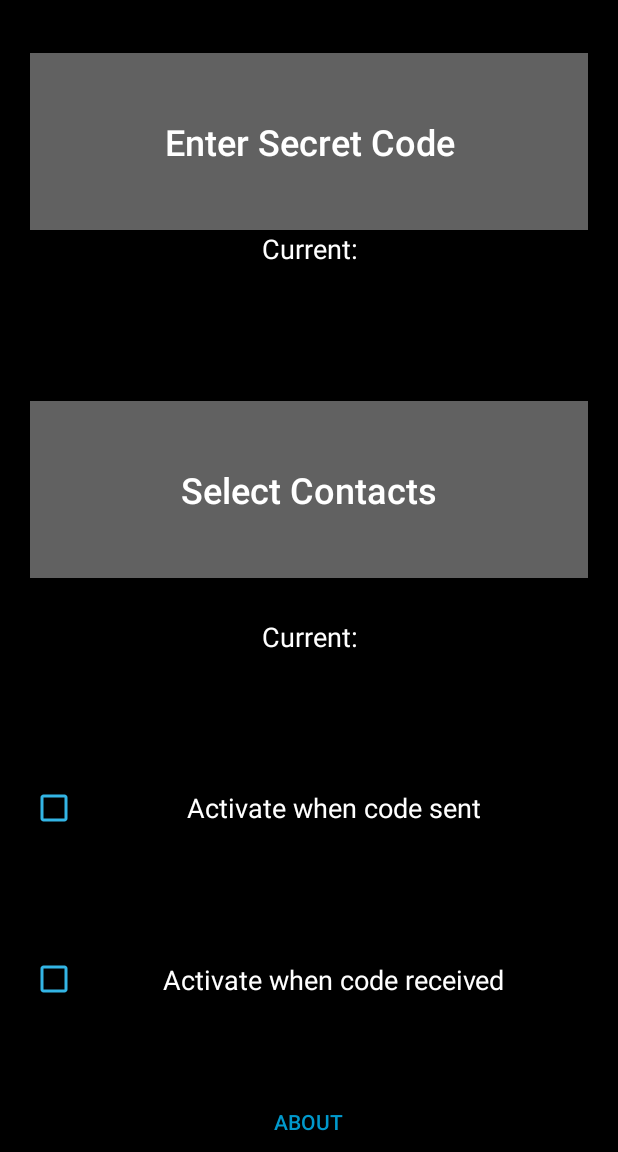
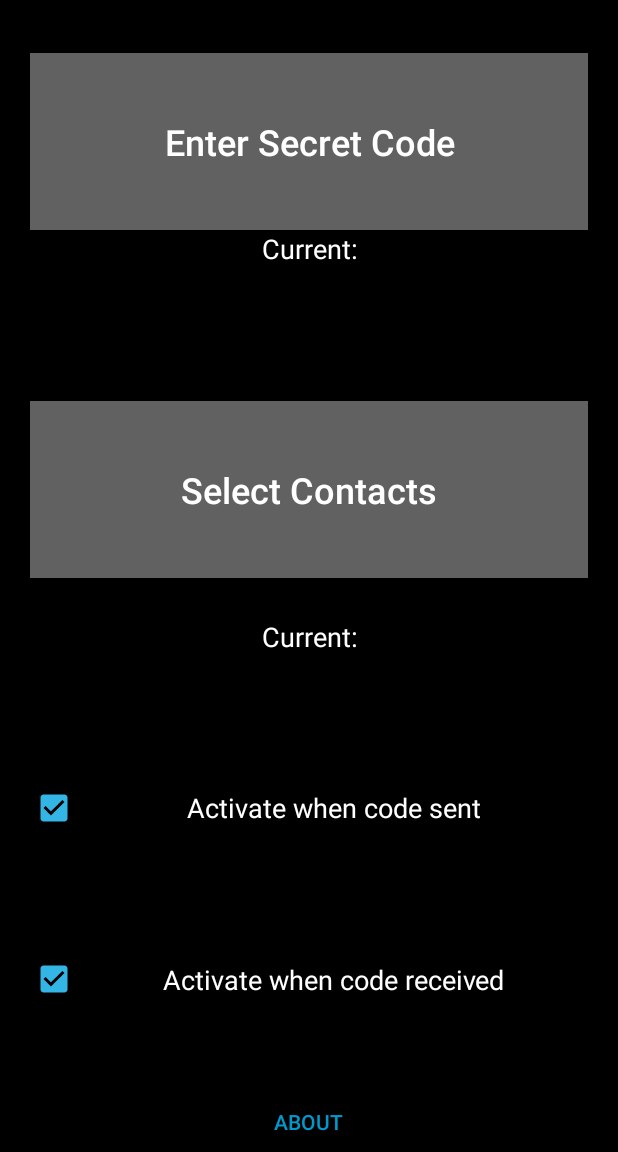
Before and after one commit to pc-chin-android/sos-coords, an Android app: the screen it shows after launch (MainActivity), on a phone screen of 412 x 824 dp, the part 84-1236 px from its top. Run offline under Robolectric (Android 15) with nearby library versions, the phone set to English and light mode, and no system bars.

```diff
--- a/app/src/main/java/com/pcchin/soscoords/Checkbox/CheckboxDao.java
+++ /dev/null
@@ -1,21 +0,0 @@
-package com.pcchin.soscoords.Checkbox;
-
-import android.arch.persistence.room.Dao;
-import android.arch.persistence.room.Insert;
-import android.arch.persistence.room.Query;
-
-// Read/update checkbox status in database (DAO)
-@Dao
-public interface CheckboxDao {
-    @Query("SELECT * FROM CheckboxStates WHERE CheckboxId = :CheckboxId")
-    boolean getCheckboxState(int CheckboxId);
-
-    @Query("UPDATE CheckboxStates SET Checked = :CheckboxChecked WHERE CheckboxId = :CheckboxId")
-    void updateCheckboxState(int CheckboxId, boolean CheckboxChecked);
-
-    @Insert
-    void addCheckboxState(boolean CheckboxChecked);
-
-    @Query("SELECT COUNT(*) FROM CheckboxStates")
-    int checkDatabaseLen();
-}
--- a/app/src/main/java/com/pcchin/soscoords/Checkbox/CheckboxDatabase.java
+++ /dev/null
@@ -1,9 +0,0 @@
-package com.pcchin.soscoords.Checkbox;
-
-import android.arch.persistence.room.Database;
-import android.arch.persistence.room.RoomDatabase;
-
-@Database(entities = {CheckboxStates.class}, version = 1, exportSchema = false)
-public abstract class CheckboxDatabase extends RoomDatabase {
-    public abstract CheckboxDao checkboxDao();
-}
--- a/app/src/main/java/com/pcchin/soscoords/MainActivity.java
+++ b/app/src/main/java/com/pcchin/soscoords/MainActivity.java
@@ -1,16 +1,13 @@
 package com.pcchin.soscoords;
 
-import android.arch.persistence.room.Room;
+import android.content.Context;
 import android.content.Intent;
+import android.content.SharedPreferences;
 import android.support.v7.app.AppCompatActivity;
 import android.os.Bundle;
 import android.view.View;
 import android.widget.Button;
 import android.widget.CheckBox;
-
-import com.pcchin.soscoords.Checkbox.CheckboxDatabase;
-
-import java.util.Objects;
 
 public class MainActivity extends AppCompatActivity {
 
@@ -18,6 +15,10 @@ public class MainActivity extends AppCompatActivity {
     protected void onCreate(Bundle savedInstanceState) {
         super.onCreate(savedInstanceState);
         setContentView(R.layout.activity_main);
+
+        // Import checkbox and code status
+        SharedPreferences appKeys = this.getPreferences(Context.MODE_PRIVATE);
+        SharedPreferences.Editor appKeysEditor = appKeys.edit();
 
 
         // ****** BUTTON BINDING ****** //
@@ -53,26 +54,59 @@ public class MainActivity extends AppCompatActivity {
         } );
 
 
-        // ****** UPDATE CHECKBOXES ****** //
+        // ****** BIND CHECKBOXES ****** //
 
-        // Import table from existing one
-        CheckboxDatabase chk = Room.databaseBuilder(getApplicationContext(), CheckboxDatabase.class, "checkbox-status").build();
-        // Default table if nonexistent
-        if(Objects.equals(chk.checkboxDao().checkDatabaseLen(), 0)) {
-            chk.checkboxDao().addCheckboxState(true);
-            chk.checkboxDao().addCheckboxState(true);
+        // Check if value for top checkbox exists
+        int sendCheckboxState = appKeys.getInt(getString(R.string.send_checkbox_checked), -1);
+        if (appKeys.contains(getString(R.string.send_checkbox_checked))) {
+            CheckBox check1 = findViewById(R.id.mainMenuTopCheck);
+            check1.setChecked(sendCheckboxState != 0); // Convert int to bool
+        } else {
+            // Set default value
+            appKeysEditor.putInt(getString(R.string.send_checkbox_checked), 1);
+            appKeysEditor.apply();
+            CheckBox check1 = findViewById(R.id.mainMenuTopCheck);
+            check1.setChecked(true); // Convert int to bool
         }
-        // Update checkbox states
-        CheckBox sendCheck = findViewById(R.id.mainMenuTopCheck);
-        sendCheck.setChecked(chk.checkboxDao().getCheckboxState(0));
-        CheckBox receiveCheck = findViewById(R.id.mainMenuBottomCheck);
-        receiveCheck.setChecked(chk.checkboxDao().getCheckboxState(1));
+        // Check if value for bottom checkbox exists
+        int receiveCheckboxState = appKeys.getInt(getString(R.string.receive_checkbox_checked), -1);
+        if (appKeys.contains(getString(R.string.receive_checkbox_checked))) {
+            CheckBox check2 = findViewById(R.id.mainMenuBottomCheck);
+            check2.setChecked(receiveCheckboxState != 0); // Convert int to bool
+        } else {
+            // Set default value
+            appKeysEditor.putInt(getString(R.string.receive_checkbox_checked), 1);
+            appKeysEditor.apply();
+            CheckBox check2 = findViewById(R.id.mainMenuBottomCheck);
+            check2.setChecked(true); // Convert int to bool
+        }
 
 
         // ****** UPDATE CODE ****** //
         // TODO: Update secret code
 
+
         // ****** UPDATE CONTACT LIST ****** //
         // TODO: Update contact list
     }
+
+    // Update the status of the checkboxes to their corresponding values
+    public void updateCheckboxDatabase(View view) {
+        // Import checkbox and code status
+        SharedPreferences appKeys = this.getPreferences(Context.MODE_PRIVATE);
+        SharedPreferences.Editor appKeysEditor = appKeys.edit();
+        switch (view.getId()) {
+            case R.id.mainMenuTopCheck:
+                CheckBox check1 = findViewById(R.id.mainMenuTopCheck);
+                int checked1 = check1.isChecked() ? 1 : 0; // Convert int to bool
+                appKeysEditor.putInt(getString(R.string.send_checkbox_checked), checked1);
+                appKeysEditor.apply();
+            case R.id.mainMenuBottomCheck:
+                CheckBox check2 = findViewById(R.id.mainMenuBottomCheck);
+                int checked2 = check2.isChecked() ? 1 : 0; // Convert int to bool
+                appKeysEditor.putInt(getString(R.string.receive_checkbox_checked), checked2);
+                appKeysEditor.apply();
+        }
+
+    }
 }
--- a/app/src/main/res/layout/activity_main.xml
+++ b/app/src/main/res/layout/activity_main.xml
@@ -79,10 +79,11 @@
         android:layout_weight=".1"
         android:checked="true"
         android:gravity="center"
+        android:onClick="updateCheckboxDatabase"
         android:text="@string/main_menu_top_check"
-        app:buttonTint="@android:color/holo_blue_light"
         android:textColor="@android:color/white"
-        android:textSize="18sp" />
+        android:textSize="18sp"
+        app:buttonTint="@android:color/holo_blue_light" />
 
     <Space
         android:layout_width="match_parent"
@@ -97,6 +98,7 @@
         android:layout_weight=".1"
         android:checked="true"
         android:gravity="center"
+        android:onClick="updateCheckboxDatabase"
         android:text="@string/main_menu_bottom_check"
         android:textColor="@android:color/white"
         app:buttonTint="@android:color/holo_blue_light"
--- a/app/src/main/res/values/strings.xml
+++ b/app/src/main/res/values/strings.xml
@@ -1,8 +1,10 @@
 <resources>
     <string name="app_name">SosCoords</string>
+    <string name="placeholder_temp_code">None</string>
 
-    <!-- -->
-    <string name="placeholder_temp_code" />
+    <!-- Shared preferences keys -->
+    <string name="send_checkbox_checked">send_checkbox_checked</string>
+    <string name="receive_checkbox_checked">receive_checkbox_checked</string>
 
     <!-- Main Menu strings -->
     <string name="main_menu_title_text">SOS Coordinates Sender</string>
```
Also changed, not shown: app/src/main/java/com/pcchin/soscoords/Checkbox/CheckboxStates.java (deleted, +0 -17 lines).
